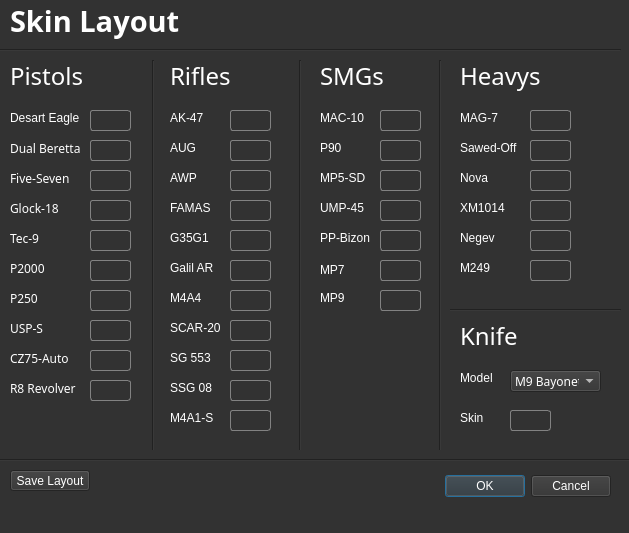
Before: the Qt Designer form sources/GUI/changeSkinLayout.ui in TheMoerp/external_csgo_cheat, drawn with Qt 5.
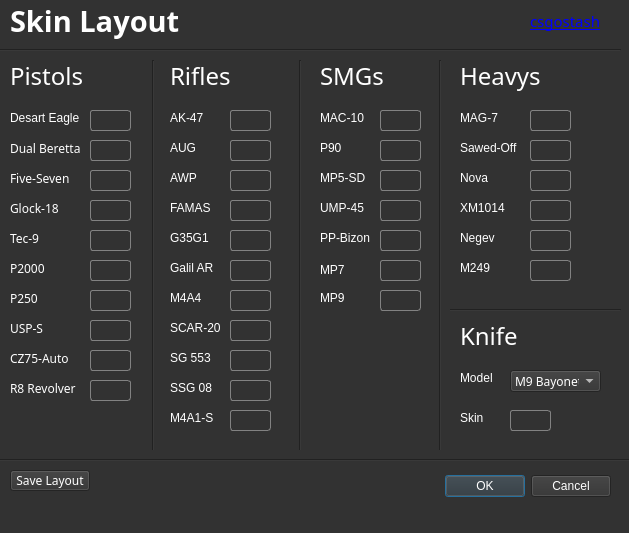
After: the same form once the commit is applied.

```diff
--- a/sources/GUI/changeSkinLayout.ui
+++ b/sources/GUI/changeSkinLayout.ui
@@ -1373,6 +1373,11 @@
      <height>21</height>
     </rect>
    </property>
+   <property name="font">
+    <font>
+     <family>Microsoft PhagsPa</family>
+    </font>
+   </property>
    <property name="cursor">
     <cursorShape>PointingHandCursor</cursorShape>
    </property>
@@ -1498,6 +1503,41 @@
    <property name="styleSheet">
     <string notr="true">border: 1px solid rgb(130, 130, 130);
 border-radius: 3px;</string>
+   </property>
+   <property name="alignment">
+    <set>Qt::AlignCenter</set>
+   </property>
+  </widget>
+  <widget class="QLabel" name="label_20">
+   <property name="geometry">
+    <rect>
+     <x>530</x>
+     <y>10</y>
+     <width>71</width>
+     <height>21</height>
+    </rect>
+   </property>
+   <property name="font">
+    <font>
+     <family>Microsoft PhagsPa</family>
+     <pointsize>11</pointsize>
+     <underline>false</underline>
+    </font>
+   </property>
+   <property name="styleSheet">
+    <string notr="true">color: rgb(19, 109, 147);</string>
+   </property>
+   <property name="frameShape">
+    <enum>QFrame::NoFrame</enum>
+   </property>
+   <property name="frameShadow">
+    <enum>QFrame::Plain</enum>
+   </property>
+   <property name="text">
+    <string>&lt;a href=&quot;https://csgostash.com/&quot;&gt;csgostash&lt;/a&gt;</string>
+   </property>
+   <property name="openExternalLinks">
+    <bool>true</bool>
    </property>
   </widget>
  </widget>
```
Left out of the diff: 275 changed lines with no effect on the pictures.
